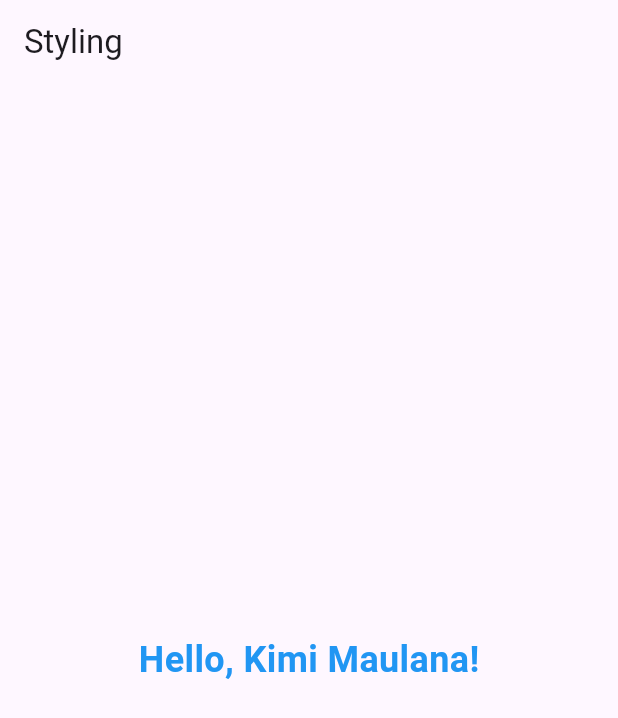
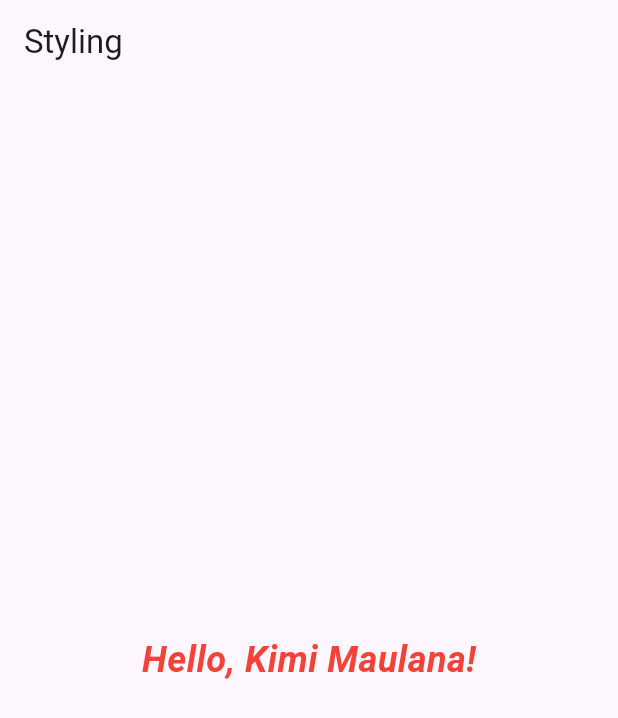
Before and after one commit to OrewaKimi/Flutter_Styling_Widget, a Flutter app: the screen it shows after launch, on a phone screen of 412 x 824 dp. Shown: the top 718 px of the screen. Run offline on Flutter 3.47's test engine with Material 3 defaults, Android fonts, the phone set to English and light mode, and no system bars.

Commit message:
make text color red and tilt

```diff
--- a/lib/main.dart
+++ b/lib/main.dart
@@ -23,7 +23,8 @@ class MyApp extends StatelessWidget {
             style: TextStyle(
               fontSize: 24,
               fontWeight: FontWeight.bold,
-              color: Colors.blue,
+              color: Colors.red,
+              fontStyle: FontStyle.italic,
             ),
           ),
         ),
```
